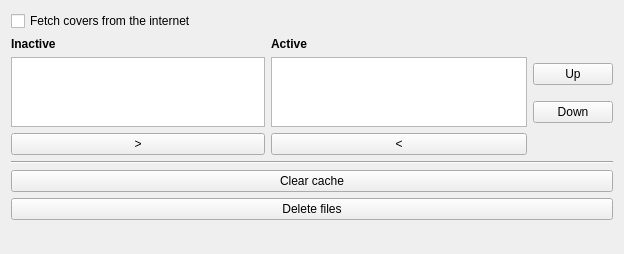
Old version of the form src/GUI/Preferences/Covers/GUI_Covers.ui in the repository Inferno214221/sayonara-player.
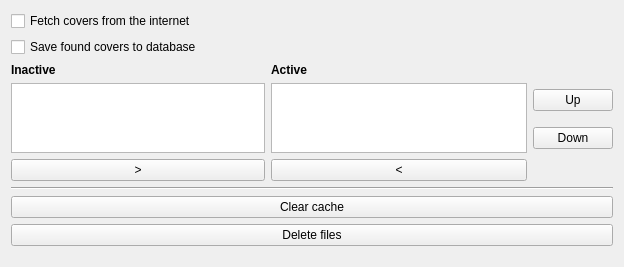
New version of the form.

Commit message: cover update, album database operations

```diff
--- a/src/GUI/Preferences/Covers/GUI_Covers.ui
+++ b/src/GUI/Preferences/Covers/GUI_Covers.ui
@@ -7,11 +7,18 @@
     <x>0</x>
     <y>0</y>
     <width>624</width>
-    <height>254</height>
+    <height>267</height>
    </rect>
   </property>
   <layout class="QGridLayout" name="gridLayout">
-   <item row="1" column="0">
+   <item row="0" column="0">
+    <widget class="QCheckBox" name="cb_fetch_covers_from_www">
+     <property name="text">
+      <string>Fetch covers from the internet</string>
+     </property>
+    </widget>
+   </item>
+   <item row="2" column="0">
     <layout class="QGridLayout" name="gridLayout_2">
      <item row="3" column="1">
       <widget class="QPushButton" name="btn_remove">
@@ -107,7 +114,7 @@
      </item>
     </layout>
    </item>
-   <item row="6" column="0">
+   <item row="7" column="0">
     <spacer name="verticalSpacer">
      <property name="orientation">
       <enum>Qt::Vertical</enum>
@@ -120,31 +127,34 @@
      </property>
     </spacer>
    </item>
-   <item row="4" column="0">
+   <item row="5" column="0">
     <widget class="QPushButton" name="btn_delete_album_covers">
      <property name="text">
       <string>Clear cache</string>
      </property>
     </widget>
    </item>
-   <item row="2" column="0">
+   <item row="3" column="0">
     <widget class="Line" name="line">
      <property name="orientation">
       <enum>Qt::Horizontal</enum>
      </property>
     </widget>
    </item>
-   <item row="5" column="0">
+   <item row="6" column="0">
     <widget class="QPushButton" name="btn_delete_files">
      <property name="text">
       <string>Delete files</string>
      </property>
     </widget>
    </item>
-   <item row="0" column="0">
-    <widget class="QCheckBox" name="cb_fetch_covers_from_www">
+   <item row="1" column="0">
+    <widget class="QCheckBox" name="cb_save_covers_to_db">
+     <property name="toolTip">
+      <string>Saving covers to the database leads to significantly faster access but results in a bigger database</string>
+     </property>
      <property name="text">
-      <string>Fetch covers from the internet</string>
+      <string>Save found covers to database</string>
      </property>
     </widget>
    </item>
```
The commit also changes 18 other files.
